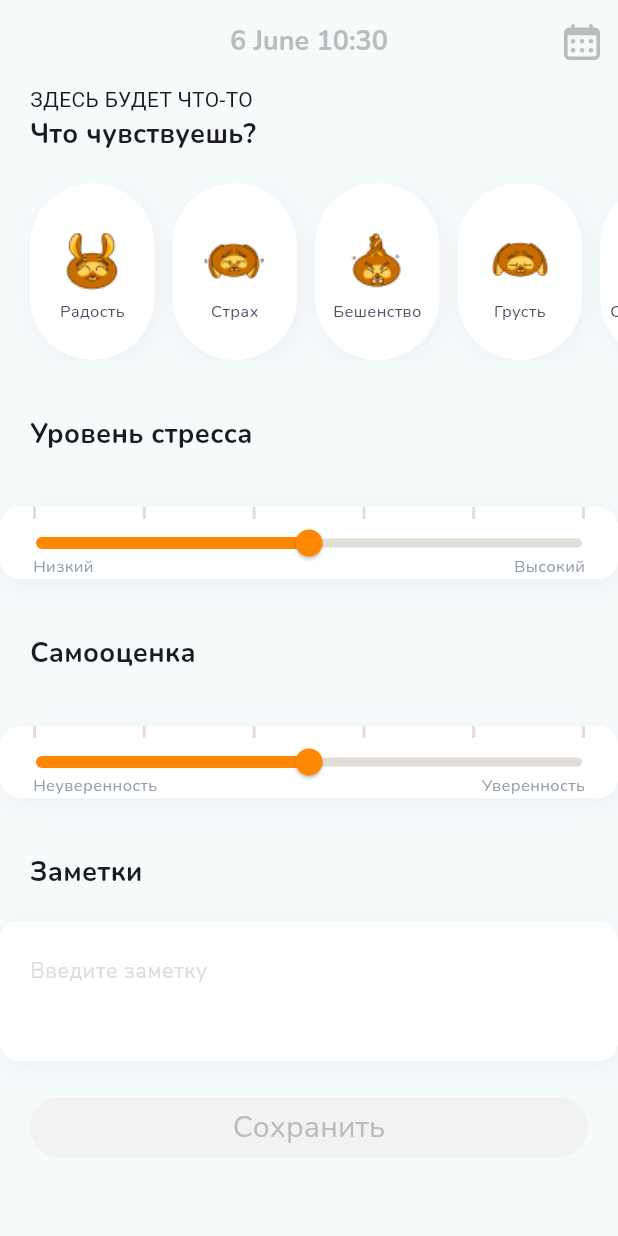
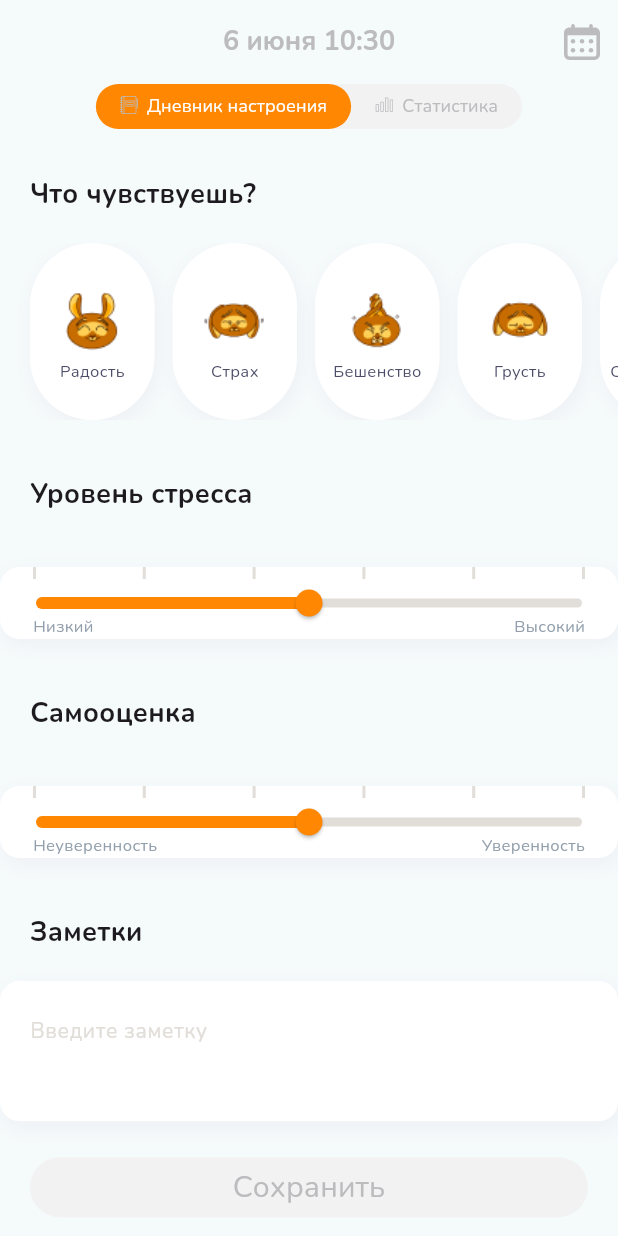
Before and after one commit to TheAnton1/MoodCheck, a Flutter app: the screen it shows after launch, on a phone screen of 412 x 824 dp. Run offline on Flutter 3.47's test engine with Material 3 defaults, Android fonts, the phone set to English and light mode, and no system bars; our stand-ins replace flutter_svg.

Commit message:
tabbar-done

```diff
--- a/lib/app/main_app.dart
+++ b/lib/app/main_app.dart
@@ -1,8 +1,13 @@
 import 'package:flutter/material.dart';
+import 'package:flutter_localizations/flutter_localizations.dart';
+import 'package:mood_test/core/ui/tabbar_theme.dart';
 import 'package:mood_test/features/calendar/presentation/notifier/calendar_notifier.dart';
 import 'package:mood_test/features/calendar/presentation/ui/calendar_screen.dart';
 import 'package:mood_test/features/main_screen/presentation/notifier/main_notifier.dart';
 import 'package:mood_test/features/main_screen/presentation/ui/main_screen.dart';
+import 'package:mood_test/res/app_colors.dart';
+import 'package:mood_test/res/app_theme.dart';
+import 'package:mood_test/res/dimen.dart';
 import 'package:provider/provider.dart';
 
 class MyApp extends StatelessWidget {
@@ -15,7 +20,18 @@ class MyApp extends StatelessWidget {
       theme: ThemeData(
         colorScheme: ColorScheme.fromSeed(seedColor: Colors.white),
         useMaterial3: true,
+        tabBarTheme: GeneralTabBarTheme.getTabBarTheme(),
+        textTheme: getTheme().textTheme,
       ),
+      localizationsDelegates: const [
+        GlobalMaterialLocalizations.delegate,
+        GlobalWidgetsLocalizations.delegate,
+        GlobalCupertinoLocalizations.delegate,
+      ],
+      supportedLocales: const [
+        Locale('en', ''),
+        Locale('ru', 'RU')
+      ],
       initialRoute: "/main",
       routes: {
         "/main": (context) => ChangeNotifierProvider(
--- /dev/null
+++ b/lib/core/ui/tabbar_theme.dart
@@ -0,0 +1,30 @@
+import 'package:flutter/material.dart';
+import 'package:mood_test/res/app_colors.dart';
+import 'package:mood_test/res/app_theme.dart';
+import 'package:mood_test/res/dimen.dart';
+
+class GeneralTabBarTheme {
+  static TabBarTheme getTabBarTheme() {
+    final textThemes = getTheme().textTheme;
+    return TabBarTheme(
+      tabAlignment: TabAlignment.center,
+      indicatorSize: TabBarIndicatorSize.tab,
+      overlayColor: MaterialStateProperty.resolveWith<Color?>(
+            (Set<MaterialState> states) {
+          return Colors.transparent;
+        },
+      ),
+      dividerColor: Colors.transparent,
+      labelColor: Colors.white,
+      unselectedLabelColor: AppColors.grey,
+      labelStyle: textThemes.headlineSmall
+          ?.copyWith(fontSize: 12, fontWeight: FontWeight.w500),
+      unselectedLabelStyle: textThemes.headlineSmall
+          ?.copyWith(fontSize: 12, fontWeight: FontWeight.w500),
+      indicator: BoxDecoration(
+        color: AppColors.mandarin,
+        borderRadius: BorderRadius.circular(Dimen.radius47),
+      ),
+    );
+  }
+}
--- a/lib/features/calendar/presentation/ui/calendar_card.dart
+++ b/lib/features/calendar/presentation/ui/calendar_card.dart
@@ -2,9 +2,11 @@ import 'dart:developer';
 
 import 'package:flutter/cupertino.dart';
 import 'package:flutter/material.dart';
+import 'package:mood_test/features/calendar/presentation/notifier/calendar_notifier.dart';
 import 'package:mood_test/res/app_colors.dart';
 import 'package:mood_test/res/app_theme.dart';
 import 'package:mood_test/res/dimen.dart';
+import 'package:provider/provider.dart';
 
 class CalendarCard extends StatefulWidget {
   final String month;
@@ -33,6 +35,8 @@ class _CalendarCardState extends State<CalendarCard>
   Widget build(BuildContext context) {
     final textThemes = getTheme().textTheme;
     bool isToday = false;
+    final notifier = Provider.of<CalendarNotifier>(context);
+
     super.build(context);
 
     return SizedBox(
--- a/lib/features/calendar/presentation/ui/calendar_screen.dart
+++ b/lib/features/calendar/presentation/ui/calendar_screen.dart
@@ -43,7 +43,7 @@ class _CalendarScreenState extends State<CalendarScreen> {
           )
         ],
         bottom: PreferredSize(
-          preferredSize: Size.fromHeight(24.0),
+          preferredSize: const Size.fromHeight(Dimen.height24),
           child: Consumer<CalendarNotifier>(
             builder: (context, notifier, child) {
               return Text(
--- a/lib/features/main_screen/presentation/res/strings.dart
+++ b/lib/features/main_screen/presentation/res/strings.dart
@@ -15,4 +15,10 @@ class Strings {
   static const high = "Высокий";
   static const unconfidence = "Неуверенность";
   static const confidence = "Уверенность";
+
+  static const typeNote = "Введите заметку";
+  static const save = "Сохранить";
+
+  static const dataSaved = "Данные сохранены";
+  static const ok = "Ок";
 }
--- a/lib/features/main_screen/presentation/ui/datetime_display.dart
+++ b/lib/features/main_screen/presentation/ui/datetime_display.dart
@@ -17,7 +17,7 @@ class _DateTimeDisplayState extends State<DateTimeDisplay> {
   @override
   void initState() {
     _timeString = _formatDateTime(DateTime.now());
-    Timer.periodic(Duration(seconds: 1), (Timer t) => _getTime());
+    Timer.periodic(const Duration(seconds: 1), (Timer t) => _getTime());
     super.initState();
   }
 
@@ -29,15 +29,18 @@ class _DateTimeDisplayState extends State<DateTimeDisplay> {
   }
 
   String _formatDateTime(DateTime dateTime) {
-    return DateFormat('d MMMM HH:mm').format(dateTime);
+    return DateFormat('d MMMM HH:mm', 'ru_RU').format(dateTime);
   }
 
   @override
   Widget build(BuildContext context) {
-    return Text(
-      _timeString,
-      style: textThemes.titleLarge?.copyWith(
-        color: const Color.fromRGBO(188, 188, 191, 1),
+    return GestureDetector(
+      onTap: () => Navigator.pushNamed(context, "/calendar"),
+      child: Text(
+        _timeString,
+        style: textThemes.titleLarge?.copyWith(
+          color: const Color.fromRGBO(188, 188, 191, 1),
+        ),
       ),
     );
   }
--- a/lib/features/main_screen/presentation/ui/main_screen.dart
+++ b/lib/features/main_screen/presentation/ui/main_screen.dart
@@ -20,13 +20,23 @@ class MainScreen extends StatefulWidget {
   State<MainScreen> createState() => _MainScreenState();
 }
 
-class _MainScreenState extends State<MainScreen> {
+class _MainScreenState extends State<MainScreen>
+    with SingleTickerProviderStateMixin {
   final textThemes = getTheme().textTheme;
+  late TabController _tabController;
+
+  @override
+  void initState() {
+    super.initState();
+    _tabController = TabController(length: 2, vsync: this);
+  }
 
   @override
   Widget build(BuildContext context) {
     final notifier = Provider.of<MainScreenChangeNotifier>(context);
-    return Scaffold(
+    return DefaultTabController(
+      length: 2,
+      child: Scaffold(
         appBar: AppBar(
           surfaceTintColor: Colors.white,
           actions: [
@@ -39,19 +49,65 @@ class _MainScreenState extends State<MainScreen> {
               ),
             )
           ],
+          bottom: PreferredSize(
+            preferredSize: const Size.fromHeight(Dimen.height30),
+            child: Stack(
+              children: [
+                Container(
+                  height: Dimen.height30,
+                  decoration: BoxDecoration(
+                    color: AppColors.buttonGrey,
+                    borderRadius: BorderRadius.circular(Dimen.radius47),
+                  ),
+                  child: TabBar(
+                    controller: _tabController,
+                    // isScrollable: true,
+                    tabs: [
+                      Tab(
+                        child: Row(
+                          mainAxisAlignment: MainAxisAlignment.center,
+                          children: [
+                            SvgPicture.asset("assets/book.svg"),
+                            const Padding(
+                              padding: EdgeInsets.only(
+                                  left: Dimen.paddingHorizontal6),
+                            ),
+                            const Text("Дневник настроения"),
+                          ],
+                        ),
+                      ),
+                      Tab(
+                        child: Row(
+                          mainAxisAlignment: MainAxisAlignment.center,
+                          children: [
+                            SvgPicture.asset("assets/stats.svg"),
+                            const Padding(
+                              padding: EdgeInsets.only(
+                                  left: Dimen.paddingHorizontal6),
+                            ),
+                            const Text("Статистика"),
+                          ],
+                        ),
+                      ),
+                    ],
+                  ),
+                ),
+              ],
+            ),
+          ),
           centerTitle: true,
           title: DateTimeDisplay(),
         ),
-      body: ListView(
+        body: TabBarView(
+          controller: _tabController,
           children: [
-          const Padding(
-            padding: EdgeInsets.only(left: Dimen.paddingHorizontal20),
-            child: Text("ЗДЕСЬ БУДЕТ ЧТО-ТО"),
-          ),
+            ListView(
+              children: [
                 Padding(
                   padding: const EdgeInsets.only(
                       left: Dimen.paddingHorizontal20,
-                bottom: Dimen.paddingVertical20),
+                      bottom: Dimen.paddingVertical20,
+                      top: Dimen.paddingVertical30),
                   child: Text(
                     Strings.feeling,
                     style: textThemes.titleLarge,
@@ -63,7 +119,8 @@ class _MainScreenState extends State<MainScreen> {
                     scrollDirection: Axis.horizontal,
                     children: [
                       const Padding(
-                  padding: EdgeInsets.only(left: Dimen.paddingHorizontal20),
+                        padding:
+                            EdgeInsets.only(left: Dimen.paddingHorizontal20),
                       ),
                       MoodCard(
                         text: Strings.happyness,
@@ -163,7 +220,7 @@ class _MainScreenState extends State<MainScreen> {
                     decoration: InputDecoration(
                       labelStyle: textThemes.bodyMedium
                           ?.copyWith(color: AppColors.helpGrey, fontSize: 14),
-                labelText: 'Введите заметку',
+                      labelText: Strings.typeNote,
                       border: InputBorder.none,
                       alignLabelWithHint: true,
                     ),
@@ -181,21 +238,53 @@ class _MainScreenState extends State<MainScreen> {
                     ),
                     onPressed: notifier.isButtonClickable
                         ? () {
-                      setState(() {
-                        log("message");
+                            showDialog(
+                                context: context,
+                                builder: (BuildContext context) {
+                                  return AlertDialog(
+                                    backgroundColor: Colors.white,
+                                    content: Text(
+                                      Strings.dataSaved,
+                                      style: textThemes.titleLarge,
+                                    ),
+                                    actions: [
+                                      TextButton(
+                                          style: TextButton.styleFrom(
+                                            backgroundColor: AppColors.mandarin,
+                                          ),
+                                          onPressed: () {
+                                            Navigator.of(context).pop();
+                                          },
+                                          child: Text(
+                                            Strings.ok,
+                                            style: textThemes.bodyMedium
+                                                ?.copyWith(color: Colors.white),
+                                          ))
+                                    ],
+                                  );
                                 });
                           }
                         : null,
                     child: Text(
-                "Сохранить",
+                      Strings.save,
                       style: notifier.isButtonClickable
                           ? textThemes.bodyLarge
-                    : textThemes.bodyLarge?.copyWith(color: AppColors.grey),
+                          : textThemes.bodyLarge
+                              ?.copyWith(color: AppColors.grey),
                     ),
                   ),
                 )
               ],
             ),
+            Center(
+              child: Text(
+                "Когда-нибудь здесь будет статистика",
+                textAlign: TextAlign.center,
+              ),
+            )
+          ],
+        ),
+      ),
     );
   }
 }
--- a/lib/res/dimen.dart
+++ b/lib/res/dimen.dart
@@ -2,6 +2,8 @@ class Dimen {
   static const height118 = 118.0;
   static const height200 = 200.0;
   static const height6 = 6.0;
+  static const height24 = 24.0;
+  static const height30 = 30.0;
 
   static const width83 = 83.0;
   static const width2 = 2.0;
@@ -9,13 +11,16 @@ class Dimen {
   static const radius76 = 76.0;
   static const radius9 = 9.0;
   static const radius13 = 13.0;
+  static const radius47 = 47.0;
 
   static const paddingHorizontal20 = 20.0;
   static const paddingHorizontal22 = 22.0;
   static const paddingHorizontal12 = 12.0;
   static const paddingHorizontal17 = 17.0;
+  static const paddingHorizontal6 = 6.0;
 
   static const paddingVertical23 = 23.0;
   static const paddingVertical36 = 36.0;
   static const paddingVertical20 = 20.0;
+  static const paddingVertical30 = 30.0;
 }
--- a/pubspec.yaml
+++ b/pubspec.yaml
@@ -32,8 +32,10 @@ dependencies:
     sdk: flutter
   flutter_svg: 2.0.7
   provider: ^6.0.5
-  intl: ^0.17.0
   cupertino_icons: ^1.0.6
+  flutter_localizations:
+    sdk: flutter
+  intl: any
 
 dev_dependencies:
   flutter_test:
```
Also changed, not shown: assets/book.svg (added), assets/stats.svg (added), pubspec.lock. Lines whose indentation alone changed are shown as unchanged.
